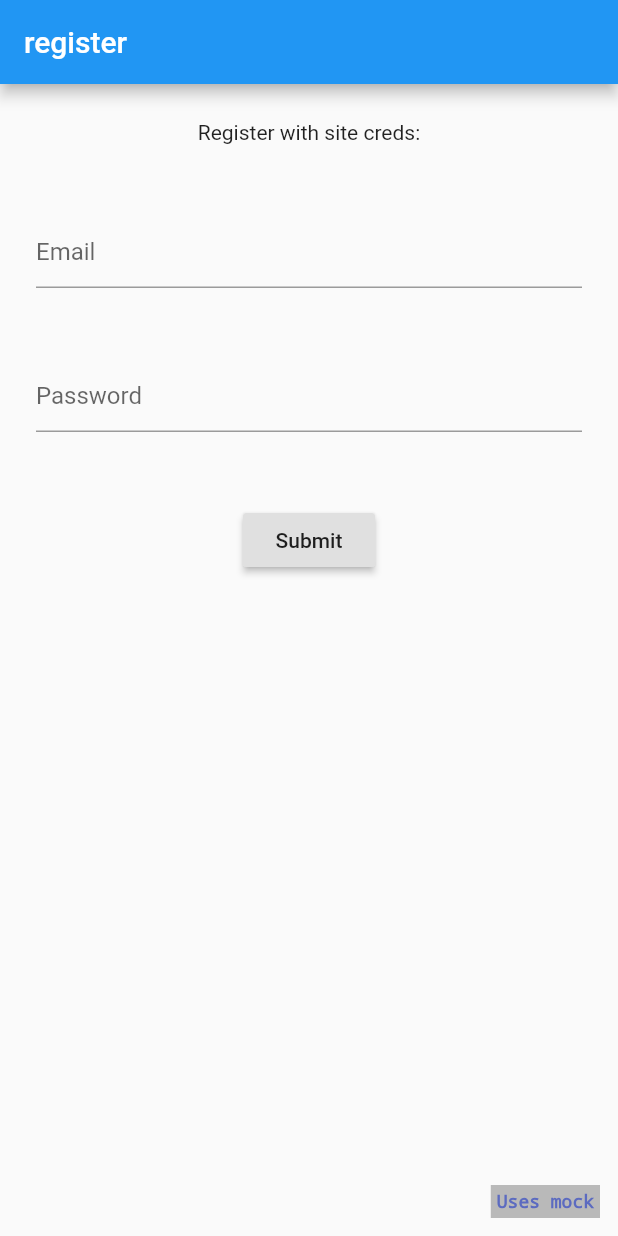
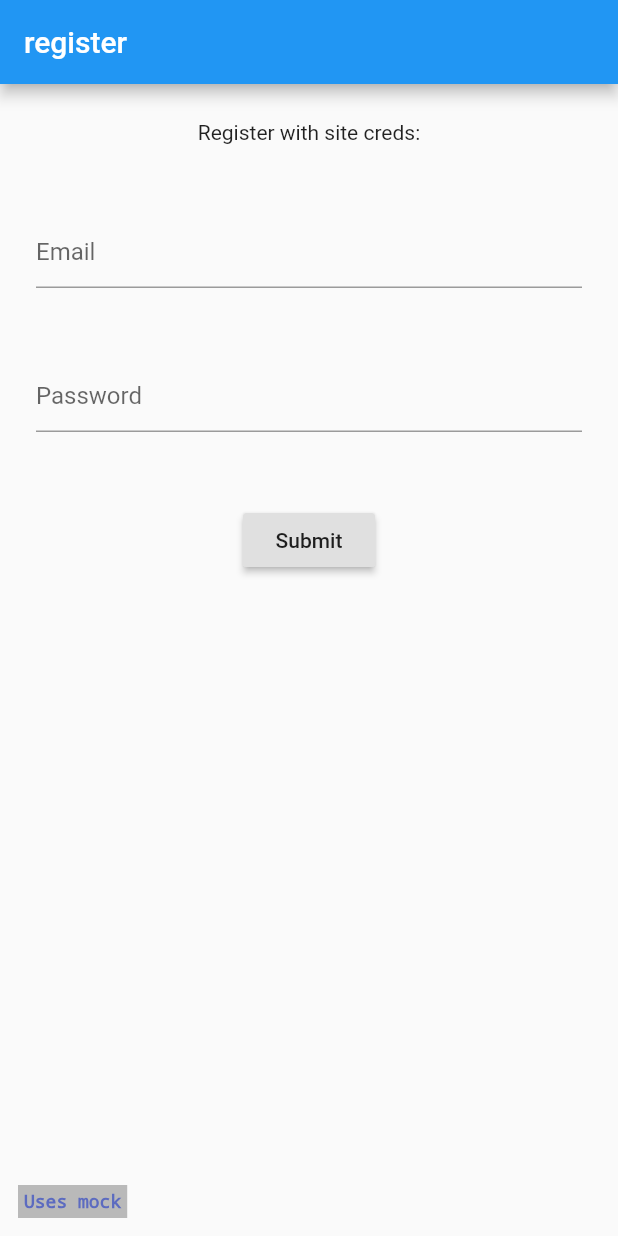
Before and after one commit to SAP/gigya-nSS, a Flutter app: the screen it shows after launch, on a phone screen of 412 x 824 dp. Run offline on Flutter 3.47's test engine with Material 2 defaults, Android fonts, the phone set to English and light mode, and no system bars; our stand-ins replace logger; generated files the repository leaves out were written again.

Commit message:
Form bloc updates.

```diff
--- a/lib/components/nss_progress.dart
+++ b/lib/components/nss_progress.dart
@@ -19,6 +19,7 @@ class NssProgressWidget extends NssStatelessPlatformWidget with NssWidgetDecorat
   Widget buildMaterialWidget(BuildContext context) {
     // TODO: Decoration needs to be set from the data style object.
     return Material(
+      color: Colors.transparent,
       child: CircularProgressIndicator(),
     );
   }
@@ -48,7 +49,7 @@ class _NssScreenProgressWidgetState extends NssStatefulPlatformWidgetState<NssSc
       height: MediaQuery.of(context).size.height,
       decoration: BoxDecoration(
         //TODO: Temporary color for background opacity. Should receive it from data style object.
-        color: Colors.grey.withOpacity(0.6),
+        color: Colors.grey.withOpacity(0.4),
       ),
       child: Center(
         child: NssProgressWidget(data: widget.data),
--- a/lib/components/nss_scaffold.dart
+++ b/lib/components/nss_scaffold.dart
@@ -3,13 +3,14 @@ import 'package:flutter/widgets.dart';
 import 'package:gigya_native_screensets_engine/blocs/nss_screen_state_bloc.dart';
 import 'package:gigya_native_screensets_engine/components/nss_errors.dart';
 import 'package:gigya_native_screensets_engine/components/nss_platform.dart';
+import 'package:gigya_native_screensets_engine/components/nss_progress.dart';
 import 'package:provider/provider.dart';
 
 class NssScaffoldWidget extends NssStatelessPlatformWidget {
   final String appBarTitle;
   final Widget child;
 
-  NssScaffoldWidget({ this.appBarTitle, this.child});
+  NssScaffoldWidget({this.appBarTitle, this.child});
 
   @override
   Widget buildCupertinoWidget(BuildContext context) {
@@ -21,17 +22,22 @@ class NssScaffoldWidget extends NssStatelessPlatformWidget {
   Widget buildMaterialWidget(BuildContext context) {
     // TODO: implement buildMaterialWidget
     return Scaffold(
-        appBar: AppBar(
-          title: Text(appBarTitle),
-        ),
+      appBar: AppBar(
+        title: Text(appBarTitle),
+      ),
       body: SafeArea(
         child: Stack(
           children: <Widget>[
             child,
             NssFormErrorWidget(),
+            activityIndicator(context)
           ],
         ),
       ),
     );
   }
+
+  Widget activityIndicator(context) {
+    return Provider.of<NssScreenStateBloc>(context).isProgress() ? NssScreenProgressWidget() : Container();
+  }
 }
--- a/lib/utils/debug.dart
+++ b/lib/utils/debug.dart
@@ -1,4 +1,12 @@
 import 'package:flutter/material.dart';
+
+class DebugUtils {
+  static void postDelayed(seconds, Function action) {
+    Future.delayed(Duration(seconds: seconds), () {
+      action();
+    });
+  }
+}
 
 /// Widget is used to add a "watermark" like tag on the bottom right of the screen that indicates
 /// That the engine is using mock markup setup.
@@ -6,7 +14,7 @@ class NssDebugDecorWidget extends StatelessWidget {
   @override
   Widget build(BuildContext context) {
     return Align(
-      alignment: Alignment.bottomRight,
+      alignment: Alignment.bottomLeft,
       child: Padding(
         padding: const EdgeInsets.all(12.0),
         child: Container(
```
Also changed, not shown: lib/blocs/nss_form_bloc.dart (+18 -12 lines), lib/blocs/nss_screen_state_bloc.dart (+6 -4 lines).
